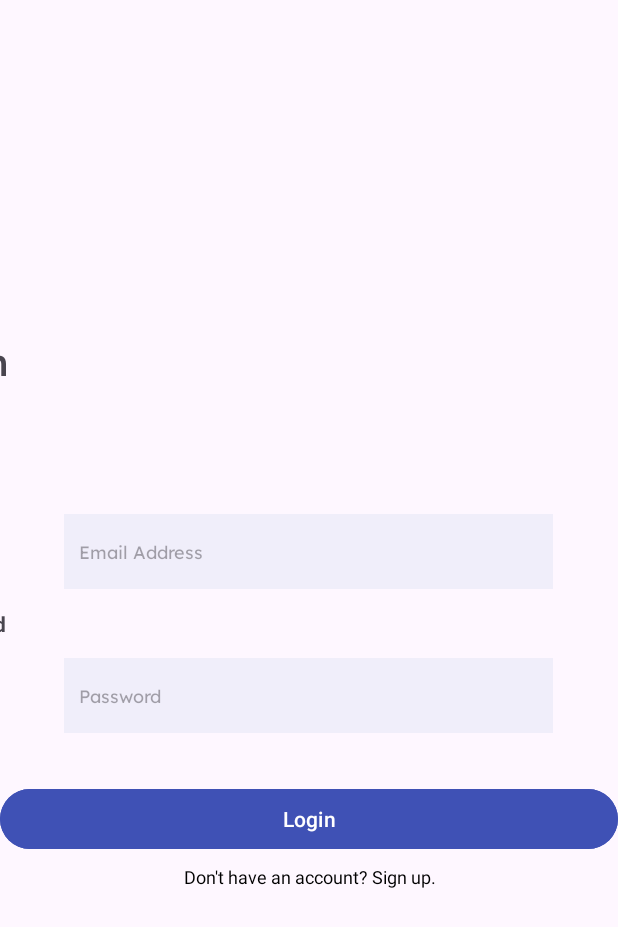
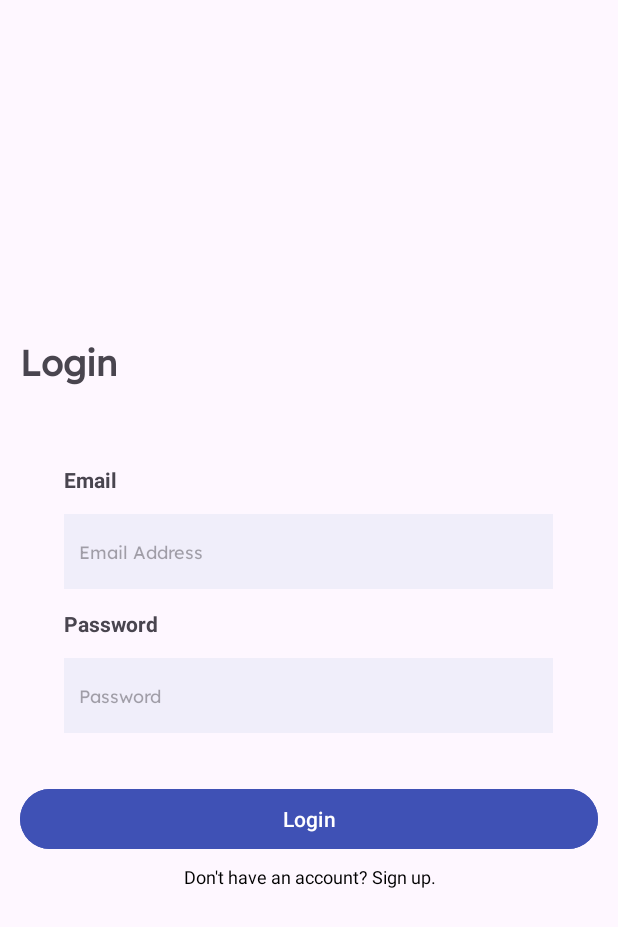
Before and after one commit to mitano-17/ClockWise_Application, an Android app: the login screen opened directly, with no data from a screen before it, on a phone screen of 412 x 824 dp. Shown: the top 927 px of the screen. Run offline under Robolectric (Android 15) with nearby library versions, the phone set to English and light mode, and no system bars.

Commit message:
changed layout

```diff
--- a/app/src/main/res/layout/login.xml
+++ b/app/src/main/res/layout/login.xml
@@ -9,22 +9,33 @@
     android:orientation="vertical"
     android:gravity="center">
 
+    <LinearLayout
+        android:layout_width="wrap_content"
+        android:layout_height="wrap_content"
+        android:orientation="vertical"
+        android:layout_marginStart="20px"
+        android:layout_marginEnd="20px"
+        android:gravity="center">
+
         <TextView
             android:id="@+id/titleTv"
             android:layout_width="wrap_content"
             android:layout_height="wrap_content"
-        android:layout_marginLeft="-350px"
             android:layout_marginBottom="30px"
             android:fontFamily="@font/lexend"
             android:text="Login"
             android:textSize="24sp"
-        android:textStyle="bold" />
+            android:textStyle="bold"
+            android:layout_gravity="left"/>
 
+        <LinearLayout
+            android:layout_width="wrap_content"
+            android:layout_height="wrap_content"
+            android:orientation="vertical">
             <TextView
                 android:id="@+id/emailTv"
                 android:layout_width="wrap_content"
                 android:layout_height="wrap_content"
-        android:layout_marginLeft="-380px"
                 android:layout_marginTop="50px"
                 android:layout_marginBottom="20px"
                 android:text="Email"
@@ -50,9 +61,8 @@
                 android:id="@+id/passwordTv"
                 android:layout_width="wrap_content"
                 android:layout_height="wrap_content"
-        android:layout_marginLeft="-350px"
                 android:layout_marginBottom="20px"
-        android:text="Passwprd"
+                android:text="Password"
                 android:textStyle="bold" />
 
             <EditText
@@ -69,6 +79,8 @@
                 android:inputType="text"
                 android:paddingStart="10sp"
                 android:textSize="12sp" />
+
+        </LinearLayout>
 
         <Button
             android:id="@+id/loginBtn"
@@ -88,3 +100,4 @@
             android:textSize="12sp" />
 
     </LinearLayout>
+</LinearLayout>
```
Lines whose indentation alone changed are shown as unchanged.
